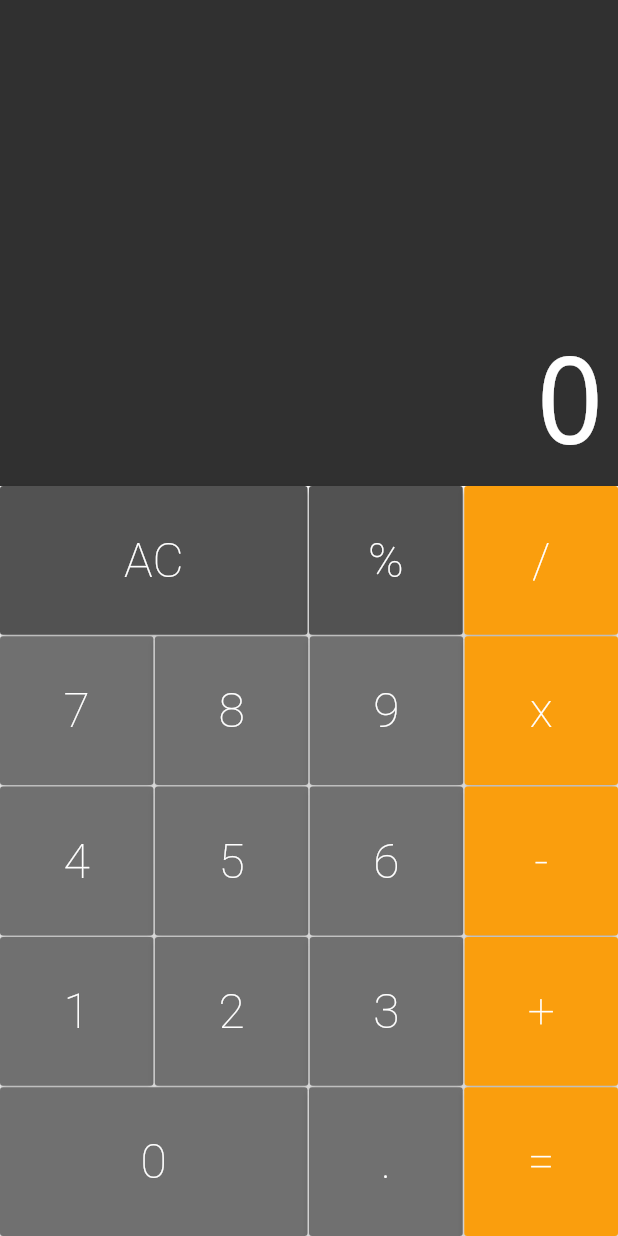
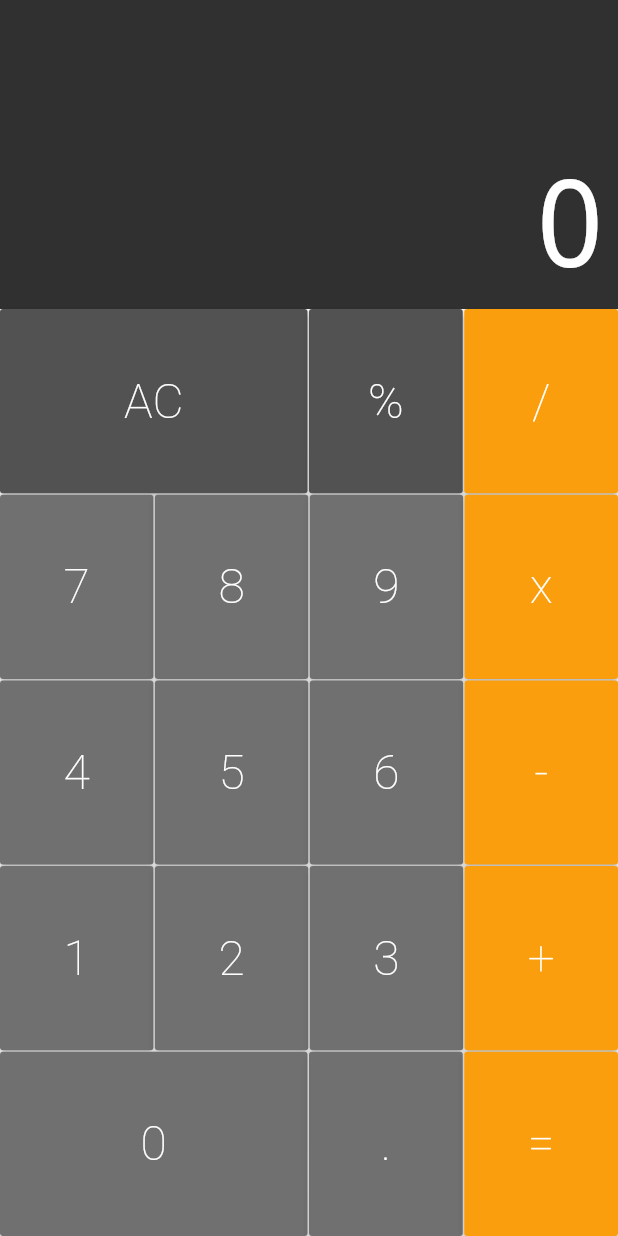
Before and after one commit to AdeilsonESilva/calculator_flutter, a Flutter app: the screen it shows after launch, on a phone screen of 412 x 824 dp. Run offline on Flutter 3.47's test engine with Material 2 defaults, Android fonts, the phone set to English and light mode, and no system bars; drawn by our look-alikes of auto_size_text.

Commit message:
Troca do container do keyboard por expanded

```diff
--- a/lib/components/keyboard.dart
+++ b/lib/components/keyboard.dart
@@ -9,8 +9,8 @@ class Keyboard extends StatelessWidget {
 
   @override
   Widget build(BuildContext context) {
-    return Container(
-      height: 500,
+    return Expanded(
+      flex: 3,
       child: Column(
         children: <Widget>[
           ButtonRow(
```
